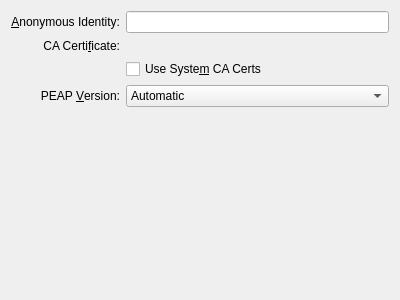
KDE/networkmanagement, file libs/ui/security/eapmethodpeapbase.ui: the form before one commit.
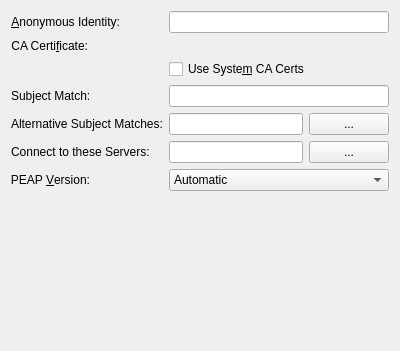
The form after the commit. Custom widgets are drawn as their Qt base class.

Commit message:
Add support for 802.1x subject_match and altsubject_match settings, introduced in NetworkManager 0.9.0
bump minimum required NM version to 0.9.0

This also introduces a UI setting to display a basic or advanced user
interface. This currently only affects 802.1x settings,but could be
extended to other settings as well.

What changed in the file:
```diff
--- a/libs/ui/security/eapmethodpeapbase.ui
+++ b/libs/ui/security/eapmethodpeapbase.ui
@@ -7,12 +7,12 @@
     <x>0</x>
     <y>0</y>
     <width>400</width>
-    <height>300</height>
+    <height>351</height>
    </rect>
   </property>
   <layout class="QVBoxLayout" name="verticalLayout">
    <item>
-    <layout class="QGridLayout" name="gridLayout">
+    <layout class="QFormLayout" name="formLayout">
      <item row="0" column="0">
       <widget class="QLabel" name="label">
        <property name="text">
@@ -45,7 +45,14 @@
      <item row="1" column="1">
       <widget class="KUrlRequester" name="kurCaCert"/>
      </item>
-     <item row="3" column="0">
+     <item row="2" column="1">
+      <widget class="QCheckBox" name="chkUseSystemCaCerts">
+       <property name="text">
+        <string>Use Syste&amp;m CA Certs</string>
+       </property>
+      </widget>
+     </item>
+     <item row="6" column="0">
       <widget class="QLabel" name="label_6">
        <property name="text">
         <string>PEAP &amp;Version:</string>
@@ -58,7 +65,7 @@
        </property>
       </widget>
      </item>
-     <item row="3" column="1">
+     <item row="6" column="1">
       <widget class="KComboBox" name="cboPeapVersion">
        <item>
         <property name="text">
@@ -77,13 +84,70 @@
        </item>
       </widget>
      </item>
-     <item row="2" column="1">
-      <widget class="QCheckBox" name="chkUseSystemCaCerts">
+     <item row="3" column="0">
+      <widget class="QLabel" name="lblSubjectMatch">
        <property name="text">
-        <string>Use Syste&amp;m CA Certs</string>
+        <string>Subject Match:</string>
        </property>
       </widget>
      </item>
+     <item row="3" column="1">
+      <widget class="KLineEdit" name="leSubjectMatch">
+       <property name="toolTip">
+        <string>Only connect to servers whose certficate subject matches this. For the syntax see the wpa_supplicant documentation.</string>
+       </property>
+      </widget>
+     </item>
+     <item row="4" column="0">
+      <widget class="QLabel" name="lblAltSubjectMatches">
+       <property name="text">
+        <string>Alternative Subject Matches:</string>
+       </property>
+      </widget>
+     </item>
+     <item row="4" column="1">
+      <layout class="QHBoxLayout" name="horizontalLayout">
+       <item>
+        <widget class="QLineEdit" name="leAltSubjectMatches">
+         <property name="toolTip">
+          <string>Only connect to servers whose certificate contains at least one of the entries. For the syntax see the wpa_supplicant documentation. Use ',' to separate entries.</string>
+         </property>
+        </widget>
+       </item>
+       <item>
+        <widget class="KPushButton" name="altSubjectMatchesMoreBtn">
+         <property name="text">
+          <string>...</string>
+         </property>
+        </widget>
+       </item>
+      </layout>
+     </item>
+     <item row="5" column="0">
+      <widget class="QLabel" name="lblConnectToTheseServers">
+       <property name="text">
+        <string>Connect to these Servers:</string>
+       </property>
+      </widget>
+     </item>
+     <item row="5" column="1">
+      <layout class="QHBoxLayout" name="horizontalLayout_2">
+       <item>
+        <widget class="KLineEdit" name="leConnectToTheseServers">
+         <property name="toolTip">
+          <string>Only connect to these servers. Use ',' to separate entries.</string>
+         </property>
+        </widget>
+       </item>
+       <item>
+        <widget class="KPushButton" name="connectToTheseServersMoreBtn">
+         <property name="text">
+          <string>...</string>
+         </property>
+        </widget>
+       </item>
+      </layout>
+     </item>
     </layout>
    </item>
    <item>
@@ -107,6 +171,11 @@
    <extends>QFrame</extends>
    <header>kurlrequester.h</header>
   </customwidget>
+  <customwidget>
+   <class>KPushButton</class>
+   <extends>QPushButton</extends>
+   <header>kpushbutton.h</header>
+  </customwidget>
   <customwidget>
    <class>KLineEdit</class>
    <extends>QLineEdit</extends>
```
The commit also changes 18 other files.
